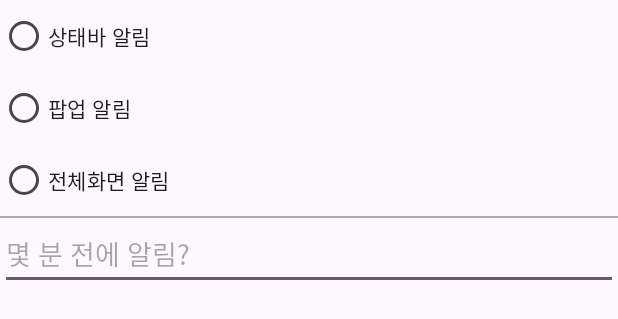
After one commit to ILLUMIN4TION/CheckMyPlanNew, an Android app: the layout alarm_setting_dialog.xml on its own in the app's theme, with its tools: preview values and no code run, on a phone screen of 412 x 824 dp. The commit adds this screen. Shown: the top 319 px of the screen. Run offline under Robolectric (Android 15) with nearby library versions, the phone set to English and light mode, and no system bars.

Commit message:
홈 작업

```diff
--- a/app/src/main/AndroidManifest.xml
+++ b/app/src/main/AndroidManifest.xml
@@ -1,6 +1,9 @@
 <?xml version="1.0" encoding="utf-8"?>
 <manifest xmlns:android="http://schemas.android.com/apk/res/android"
     xmlns:tools="http://schemas.android.com/tools">
+
+    <uses-permission android:name="android.permission.POST_NOTIFICATIONS" />
+    <uses-permission android:name="android.permission.SCHEDULE_EXACT_ALARM" />
 
     <application
         android:name=".memoDB.MyApplication"
@@ -13,6 +16,9 @@
         android:supportsRtl="true"
         android:theme="@style/Theme._0401ChkMyPlan"
         tools:targetApi="31">
+        <activity
+            android:name=".PopupActivity"
+            android:theme="@style/Theme.AppCompat.Dialog"/>
         <activity
             android:name=".LocationSetActivity"
             android:exported="false" />
--- a/app/src/main/java/com/example/a0401chkmyplan/scheduleDB/ScheduleDao.kt
+++ b/app/src/main/java/com/example/a0401chkmyplan/scheduleDB/ScheduleDao.kt
@@ -7,7 +7,7 @@ import androidx.room.*
 @Dao
 interface ScheduleDao {
     @Insert
-    suspend fun insert(schedule: ScheduleEntity)
+    suspend fun insert(schedule: ScheduleEntity): Long
 
     @Update
     suspend fun update(schedule: ScheduleEntity)
--- /dev/null
+++ b/app/src/main/res/layout/alarm_setting_dialog.xml
@@ -0,0 +1,44 @@
+<?xml version="1.0" encoding="utf-8"?>
+<LinearLayout xmlns:android="http://schemas.android.com/apk/res/android"
+    android:layout_width="match_parent"
+    android:layout_height="wrap_content"
+    android:orientation="vertical">
+
+    <RadioGroup
+        android:id="@+id/radioGroupType"
+        android:layout_width="match_parent"
+        android:layout_height="wrap_content"
+        android:layout_weight="2">
+
+        <RadioButton
+            android:layout_width="wrap_content"
+            android:layout_height="wrap_content"
+            android:id="@+id/radioStatus"
+            android:text="상태바 알림" />
+
+        <RadioButton android:id="@+id/radioPopup"
+            android:layout_width="wrap_content"
+            android:layout_height="wrap_content"
+            android:text="팝업 알림" />
+
+        <RadioButton android:id="@+id/radioFullscreen"
+            android:layout_width="wrap_content"
+            android:layout_height="wrap_content"
+            android:text="전체화면 알림" />
+
+    </RadioGroup>
+
+    <View
+        android:layout_width="match_parent"
+        android:layout_height="1dp"
+        android:background="@android:color/darker_gray"/>
+
+    <EditText
+        android:layout_width="match_parent"
+        android:layout_height="wrap_content"
+        android:id="@+id/editMinutesBefore"
+        android:hint="몇 분 전에 알림?"
+        android:inputType="number" />
+
+
+</LinearLayout>
--- a/app/src/main/res/layout/fragment_bottom_sheet.xml
+++ b/app/src/main/res/layout/fragment_bottom_sheet.xml
@@ -132,7 +132,7 @@
 
                 <TextView
                     android:paddingHorizontal="5dp"
-                    android:id="@+id/main_bs_rptTV"
+                    android:id="@+id/main_bs_alarmTV"
                     android:textColor="#dcdcdc"
                     android:layout_width="match_parent"
                     android:layout_height="wrap_content"
```
Also changed, not shown: app/src/main/java/com/example/a0401chkmyplan/BottomSheet.kt (+51 -12 lines), app/src/main/java/com/example/a0401chkmyplan/MainActivity.kt (+45 -2 lines), app/src/main/java/com/example/a0401chkmyplan/PopupActivity.kt (added, +34 -0 lines), app/src/main/java/com/example/a0401chkmyplan/notification/AlarmReceiver.kt (added, +19 -0 lines), app/src/main/java/com/example/a0401chkmyplan/notification/AlarmScheduler.kt (added, +45 -0 lines), app/src/main/java/com/example/a0401chkmyplan/notification/AlarmUtil.kt (added, +32 -0 lines), app/src/main/java/com/example/a0401chkmyplan/notification/NotificationHelper.kt (added, +62 -0 lines), app/src/main/res/layout/activity_popup.xml (added, +25 -0 lines).
